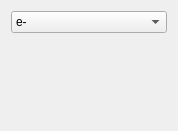
The window that StatusWidget.ui (Snake9889/FreqMeasure) describes before a commit, drawn with Qt 5.
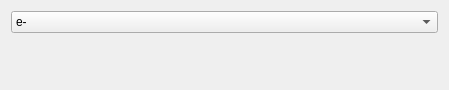
The same window after the commit.

The edit to the form file:
```diff
--- a/StatusWidget.ui
+++ b/StatusWidget.ui
@@ -6,8 +6,8 @@
    <rect>
     <x>0</x>
     <y>0</y>
-    <width>178</width>
-    <height>131</height>
+    <width>449</width>
+    <height>90</height>
    </rect>
   </property>
   <property name="sizePolicy">
@@ -94,7 +94,7 @@
      <property name="sizeHint" stdset="0">
       <size>
        <width>20</width>
-       <height>44</height>
+       <height>6</height>
       </size>
      </property>
     </spacer>
```
